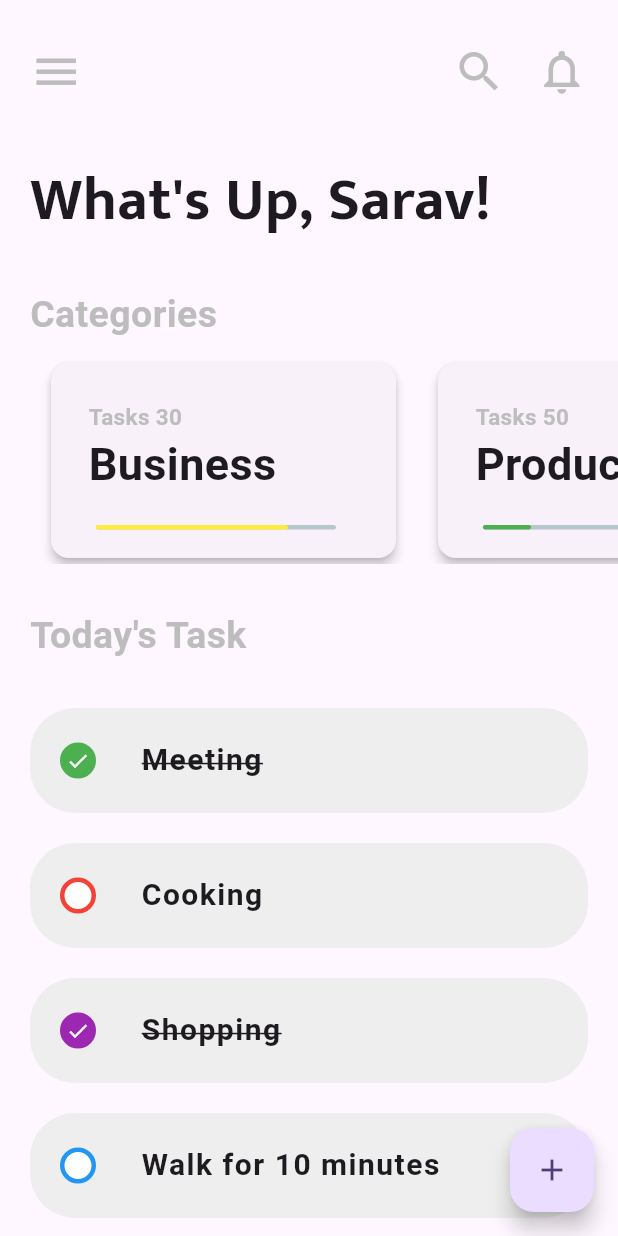
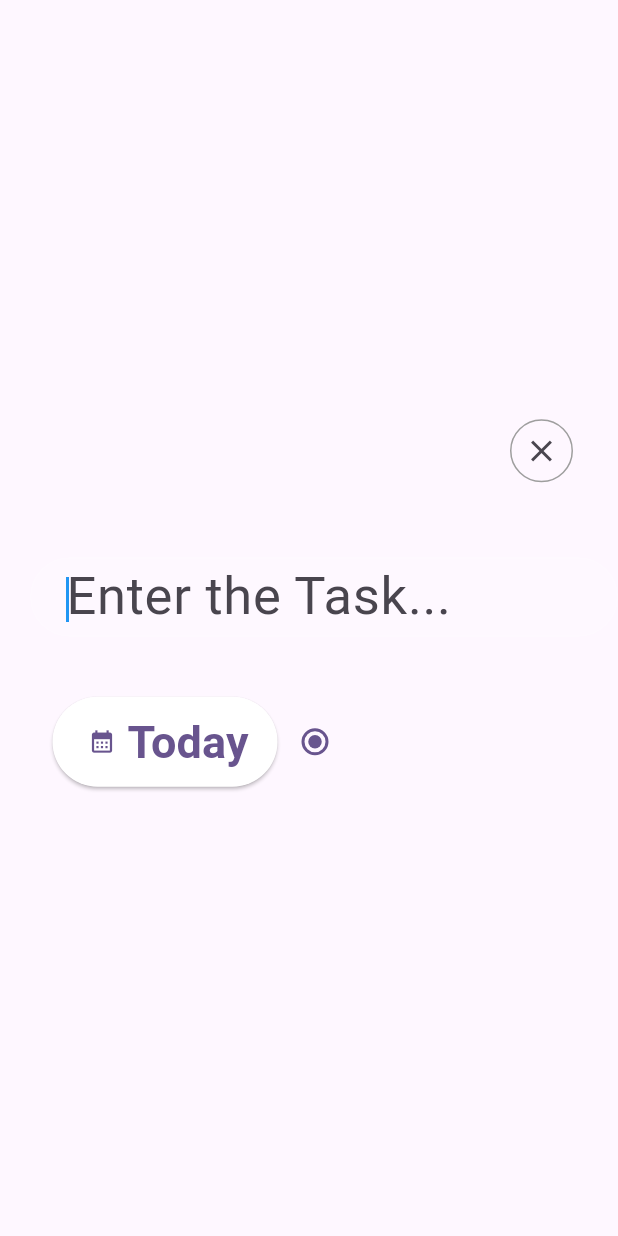
Before and after one commit to saravanan-sarav/todo_app_flutter, a Flutter app: the screen it shows after launch, after a tap on the "add" icon, on a phone screen of 412 x 824 dp. Run offline on Flutter 3.47's test engine with Material 3 defaults, Android fonts, the phone set to English and light mode, and no system bars; drawn by our look-alikes of percent_indicator.

Commit message:
Add Todo Page UI Processing.

```diff
--- /dev/null
+++ b/lib/add_todo_page/add_todo.dart
@@ -0,0 +1,77 @@
+import 'package:flutter/material.dart';
+import 'package:todo_app/add_todo_page/navigationBar.dart';
+import 'package:todo_app/custom_widget/TextFieldWidget.dart';
+
+class AddTodo extends StatefulWidget {
+  const AddTodo({super.key});
+
+  @override
+  State<AddTodo> createState() => _AddTodoState();
+}
+
+class _AddTodoState extends State<AddTodo> {
+  final TextEditingController _textEditingController = TextEditingController();
+
+  @override
+  Widget build(BuildContext context) {
+    bool radioButtonSelected = false;
+    return Scaffold(
+      body: Padding(
+        padding: const EdgeInsets.only(left: 20.0),
+        child: Column(
+          mainAxisAlignment: MainAxisAlignment.center,
+          crossAxisAlignment: CrossAxisAlignment.end,
+          children: [
+            const Padding(
+              padding: EdgeInsets.only(right: 30.0, bottom: 50),
+              child: NavigationBarWidget(),
+            ),
+            TextFieldWidget(obscureText: false, hintText: "Enter the Task..."),
+            Padding(
+              padding: const EdgeInsets.only(top: 20.0,left: 15),
+              child: Row(
+                children: [
+                  SizedBox(
+                    height: 60,
+                    width: 150,
+                    child: ElevatedButton(
+                        onPressed: () {},
+                        style: ButtonStyle(
+                          backgroundColor: MaterialStateProperty.resolveWith<Color>((states) {
+                            if (states.contains(MaterialState.pressed)) {
+                              // Color when pressed
+                              return Colors.white10; // Change color as desired
+                            }
+                            // Default color
+                            return Colors.white; // Change color as desired
+                          }),
+                        ),
+                        child: const Row(
+                          children: [
+                            Icon(Icons.calendar_month),
+                            Padding(
+                              padding: EdgeInsets.only(left: 8.0),
+                              child: Text(
+                                "Today",
+                                style: TextStyle(fontWeight: FontWeight.bold,fontSize: 30),
+                              ),
+                            )
+                          ],
+                        )),
+                  ),
+                  SizedBox(
+                    height: 100,
+                    width: 50,
+                    child: Radio(value: radioButtonSelected, groupValue: radioButtonSelected, onChanged: (value) {
+                      radioButtonSelected = !radioButtonSelected;
+                    },),
+                  )
+                ],
+              ),
+            ),
+          ],
+        ),
+      ),
+    );
+  }
+}
--- /dev/null
+++ b/lib/add_todo_page/navigationBar.dart
@@ -0,0 +1,23 @@
+import 'package:flutter/material.dart';
+
+class NavigationBarWidget extends StatelessWidget {
+  const   NavigationBarWidget({super.key});
+
+  @override
+  Widget build(BuildContext context) {
+    return Container(
+      width: 42,
+      height: 42,
+      decoration: BoxDecoration(
+        borderRadius: BorderRadius.circular(30),
+        border: Border.all(color: Colors.grey), // Grey border color
+      ),
+      child: IconButton(
+        icon: Icon(Icons.close),
+        onPressed: () {
+          Navigator.pop(context); // Close the page on button press
+        },
+      ),
+    );
+  }
+}
--- /dev/null
+++ b/lib/custom_widget/TextFieldWidget.dart
@@ -0,0 +1,55 @@
+import 'package:flutter/material.dart';
+
+class TextFieldWidget extends StatelessWidget {
+  final Widget? prefixIcon;
+  final Widget? suffixIcon;
+  final String? prefixText;
+  final String? suffixText;
+  final bool obscureText;
+  final String hintText;
+  TextEditingController textEditingController = TextEditingController();
+
+  TextFieldWidget({
+    super.key,
+    this.prefixIcon,
+    this.suffixIcon,
+    required this.obscureText,
+    required this.hintText,
+    this.prefixText,
+    this.suffixText,
+  });
+
+  @override
+  Widget build(BuildContext context) {
+    return TextFormField(
+      style: TextStyle(fontSize: 30.0),
+      controller: textEditingController,
+      obscureText: obscureText,
+      cursorColor: Colors.blue,
+      cursorHeight: 30,
+      autofocus: true,
+      decoration: InputDecoration(
+        contentPadding: const EdgeInsets.only(left: 20),
+          filled: true,
+          fillColor: Colors.white10,
+          hintText: hintText,
+          hintStyle: const TextStyle(
+            fontSize: 35,
+
+          ),
+          prefixIcon: prefixIcon,
+          suffixText: suffixText,
+          prefixText: prefixText,
+          suffixIcon: suffixIcon,
+          border: OutlineInputBorder(
+              borderRadius: BorderRadius.circular(30),
+              borderSide: const BorderSide(color: Colors.white10, width: 1.0)),
+          focusedBorder: OutlineInputBorder(
+              borderRadius: BorderRadius.circular(30),
+              borderSide: const BorderSide(color: Colors.white10, width: 1.0)),
+          enabledBorder: OutlineInputBorder(
+              borderRadius: BorderRadius.circular(30),
+              borderSide: const BorderSide(color: Colors.white10, width: 1.0))),
+    );
+  }
+}
--- a/lib/main.dart
+++ b/lib/main.dart
@@ -1,4 +1,5 @@
 import 'package:flutter/material.dart';
+import 'package:todo_app/add_todo_page/add_todo.dart';
 import 'package:todo_app/app_bar.dart';
 import 'package:todo_app/home_page/today_tasks.dart';
 
@@ -41,9 +42,26 @@ class _HomePageState extends State<HomePage> {
   Widget build(BuildContext context) {
     return Scaffold(
         floatingActionButton: FloatingActionButton(
-          onPressed: () {},
-          child: Center(
-            child: Icon(Icons.add),
+          onPressed: () {
+            Navigator.push(
+              context,
+              PageRouteBuilder(
+                pageBuilder: (context, animation, secondaryAnimation) =>
+                    AddTodo(),
+                transitionsBuilder:
+                    (context, animation, secondaryAnimation, child) {
+                  return FadeTransition(opacity: animation, child: child);
+                },
+              ),
+            );
+          },
+          shape: const StadiumBorder(),
+          backgroundColor: Colors.blue,
+          child: const Center(
+            child: Icon(
+              Icons.add,
+              color: Colors.white,
+            ),
           ),
         ),
         body: Column(
```
